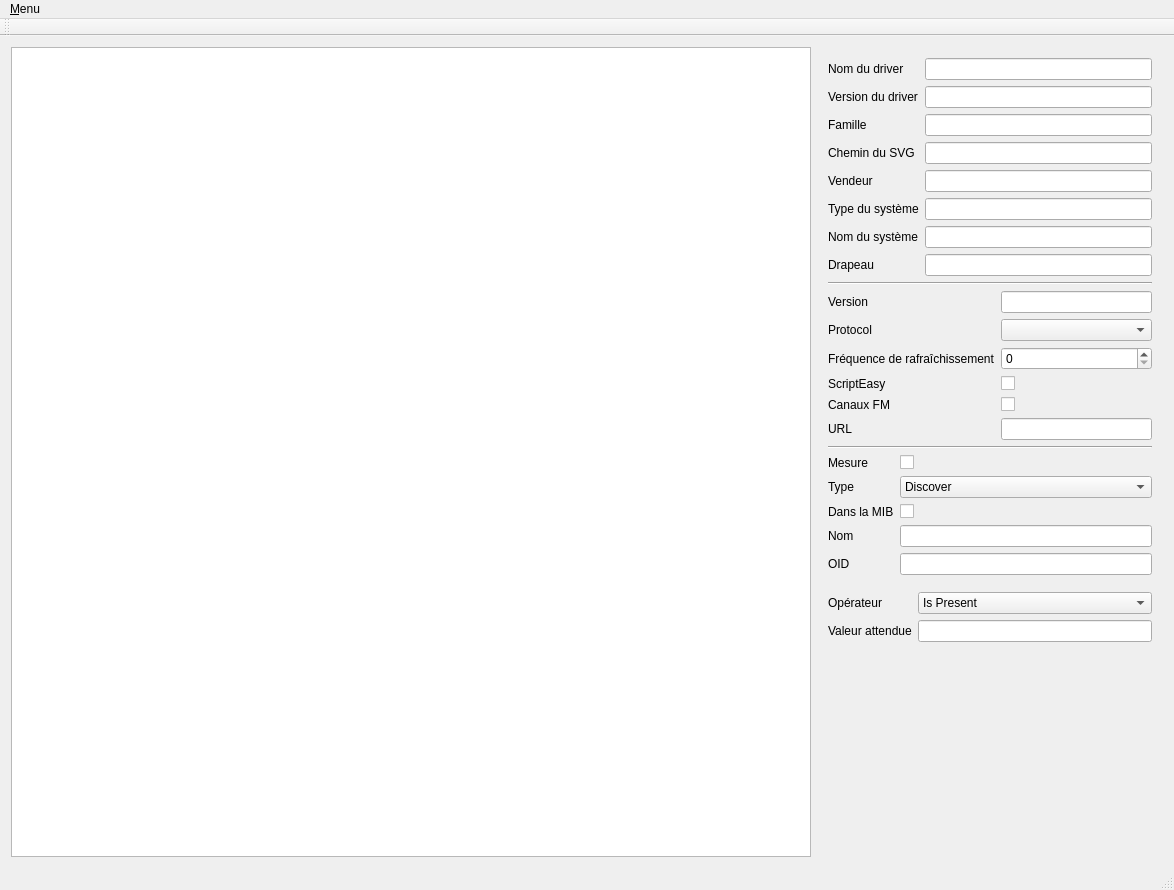
Old version of the form mainwindow.ui in the repository BriceDucardonnoy/EasyWcmDriverCreator.
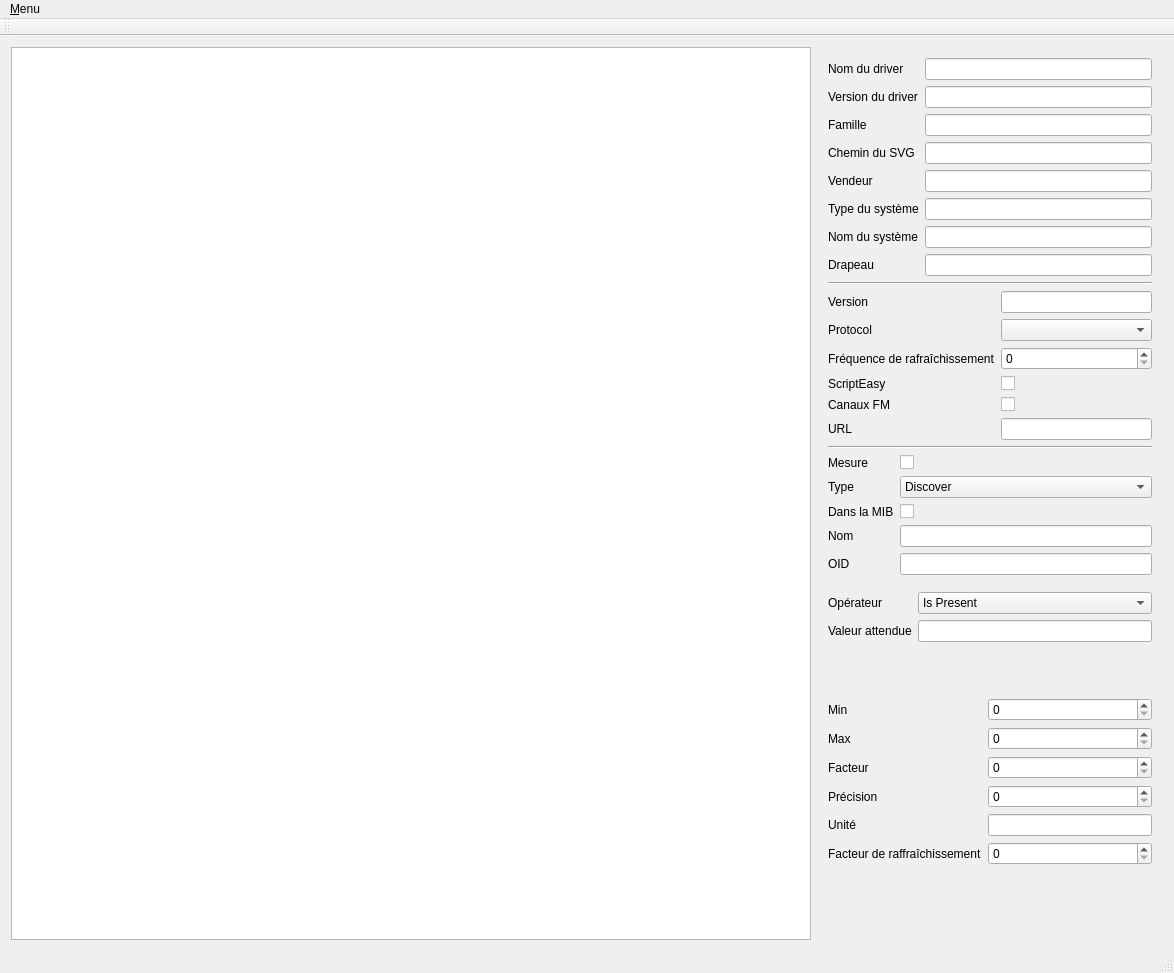
New version of the form.

Commit message: Identifier reading objects added

```diff
--- a/mainwindow.ui
+++ b/mainwindow.ui
@@ -7,7 +7,7 @@
     <x>0</x>
     <y>0</y>
     <width>1174</width>
-    <height>890</height>
+    <height>973</height>
    </rect>
   </property>
   <property name="windowTitle">
@@ -381,6 +381,82 @@
          </layout>
         </widget>
        </item>
+       <item>
+        <widget class="QWidget" name="identifierReadingWidgets" native="true">
+         <layout class="QVBoxLayout" name="verticalLayout_2">
+          <property name="leftMargin">
+           <number>0</number>
+          </property>
+          <property name="rightMargin">
+           <number>0</number>
+          </property>
+          <item>
+           <layout class="QFormLayout" name="identifierReadingForm">
+            <item row="0" column="0">
+             <widget class="QLabel" name="minLabel">
+              <property name="text">
+               <string>Min</string>
+              </property>
+             </widget>
+            </item>
+            <item row="0" column="1">
+             <widget class="QSpinBox" name="minSpinBox"/>
+            </item>
+            <item row="1" column="0">
+             <widget class="QLabel" name="maxLabel">
+              <property name="text">
+               <string>Max</string>
+              </property>
+             </widget>
+            </item>
+            <item row="1" column="1">
+             <widget class="QSpinBox" name="maxSpinBox"/>
+            </item>
+            <item row="2" column="0">
+             <widget class="QLabel" name="factorLabel">
+              <property name="text">
+               <string>Facteur</string>
+              </property>
+             </widget>
+            </item>
+            <item row="2" column="1">
+             <widget class="QSpinBox" name="factorLineEdit"/>
+            </item>
+            <item row="3" column="0">
+             <widget class="QLabel" name="precisionLabel">
+              <property name="text">
+               <string>Précision</string>
+              </property>
+             </widget>
+            </item>
+            <item row="3" column="1">
+             <widget class="QSpinBox" name="precisionLineEdit"/>
+            </item>
+            <item row="4" column="0">
+             <widget class="QLabel" name="unitLabel">
+              <property name="text">
+               <string>Unité</string>
+              </property>
+             </widget>
+            </item>
+            <item row="4" column="1">
+             <widget class="QLineEdit" name="unitLineEdit"/>
+            </item>
+            <item row="5" column="0">
+             <widget class="QLabel" name="refreshFactorLabel">
+              <property name="text">
+               <string>Facteur de raffraîchissement</string>
+              </property>
+             </widget>
+            </item>
+            <item row="5" column="1">
+             <widget class="QSpinBox" name="refreshFactorLineEdit"/>
+            </item>
+           </layout>
+          </item>
+         </layout>
+        </widget>
+       </item>
        <item>
         <spacer name="verticalSpacer">
          <property name="orientation">
```
The commit also changes 1 other file.
